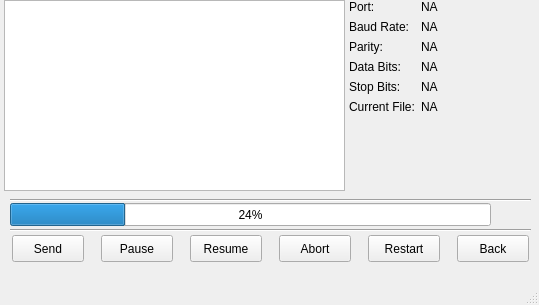
Old version of the form MainScreen.ui in the repository rizwanengg/CloudDNC.
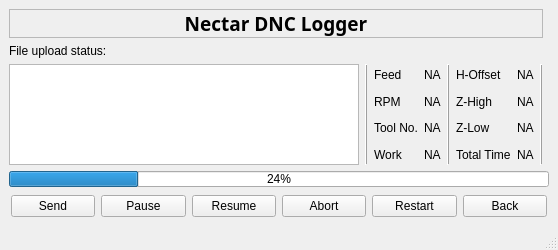
New version of the form. Icons and pictures are not drawn.

Commit message: GUI Modified by replacing MainScreen.ui to MainScreen.py

```diff
--- a/MainScreen.ui
+++ b/MainScreen.ui
@@ -9,16 +9,22 @@
    <rect>
     <x>0</x>
     <y>0</y>
-    <width>539</width>
-    <height>305</height>
+    <width>548</width>
+    <height>250</height>
    </rect>
   </property>
   <property name="sizePolicy">
-   <sizepolicy hsizetype="Minimum" vsizetype="Minimum">
+   <sizepolicy hsizetype="Preferred" vsizetype="Fixed">
     <horstretch>0</horstretch>
     <verstretch>0</verstretch>
    </sizepolicy>
   </property>
+  <property name="minimumSize">
+   <size>
+    <width>0</width>
+    <height>250</height>
+   </size>
+  </property>
   <property name="tabletTracking">
    <bool>false</bool>
   </property>
@@ -42,61 +48,9 @@
    <string notr="true"/>
   </property>
   <widget class="QWidget" name="centralwidget">
-   <widget class="Line" name="line">
-    <property name="geometry">
-     <rect>
-      <x>10</x>
-      <y>190</y>
-      <width>521</width>
-      <height>20</height>
-     </rect>
-    </property>
-    <property name="orientation">
-     <enum>Qt::Horizontal</enum>
-    </property>
-   </widget>
-   <widget class="QProgressBar" name="progress">
-    <property name="geometry">
-     <rect>
-      <x>10</x>
-      <y>203</y>
-      <width>481</width>
-      <height>23</height>
-     </rect>
-    </property>
-    <property name="value">
-     <number>24</number>
-    </property>
-   </widget>
-   <widget class="Line" name="line_2">
-    <property name="geometry">
-     <rect>
-      <x>10</x>
-      <y>220</y>
-      <width>521</width>
-      <height>20</height>
-     </rect>
-    </property>
-    <property name="orientation">
-     <enum>Qt::Horizontal</enum>
-    </property>
-   </widget>
-   <widget class="QWidget" name="horizontalLayoutWidget">
-    <property name="geometry">
-     <rect>
-      <x>10</x>
-      <y>233</y>
-      <width>521</width>
-      <height>31</height>
-     </rect>
-    </property>
-    <layout class="QHBoxLayout" name="horizontalLayout" stretch="5,5,5,5,5,5">
-     <property name="spacing">
-      <number>17</number>
-     </property>
-     <property name="sizeConstraint">
-      <enum>QLayout::SetDefaultConstraint</enum>
-     </property>
+   <layout class="QGridLayout" name="gridLayout">
+    <item row="5" column="0" colspan="2">
+     <layout class="QHBoxLayout" name="horizontalLayout">
      <property name="leftMargin">
       <number>2</number>
      </property>
@@ -112,7 +66,7 @@
      <item>
       <widget class="QPushButton" name="sendBtn">
        <property name="sizePolicy">
-        <sizepolicy hsizetype="Minimum" vsizetype="Minimum">
+         <sizepolicy hsizetype="Expanding" vsizetype="Expanding">
          <horstretch>0</horstretch>
          <verstretch>0</verstretch>
         </sizepolicy>
@@ -125,7 +79,7 @@
      <item>
       <widget class="QPushButton" name="pauseBtn">
        <property name="sizePolicy">
-        <sizepolicy hsizetype="Minimum" vsizetype="Minimum">
+         <sizepolicy hsizetype="Expanding" vsizetype="Expanding">
          <horstretch>0</horstretch>
          <verstretch>0</verstretch>
         </sizepolicy>
@@ -138,7 +92,7 @@
      <item>
       <widget class="QPushButton" name="resumeBtn">
        <property name="sizePolicy">
-        <sizepolicy hsizetype="Minimum" vsizetype="Minimum">
+         <sizepolicy hsizetype="Expanding" vsizetype="Expanding">
          <horstretch>0</horstretch>
          <verstretch>0</verstretch>
         </sizepolicy>
@@ -151,7 +105,7 @@
      <item>
       <widget class="QPushButton" name="abortBtn">
        <property name="sizePolicy">
-        <sizepolicy hsizetype="Minimum" vsizetype="Minimum">
+         <sizepolicy hsizetype="Expanding" vsizetype="Expanding">
          <horstretch>0</horstretch>
          <verstretch>0</verstretch>
         </sizepolicy>
@@ -164,7 +118,7 @@
      <item>
       <widget class="QPushButton" name="restartBtn">
        <property name="sizePolicy">
-        <sizepolicy hsizetype="Minimum" vsizetype="Minimum">
+         <sizepolicy hsizetype="Expanding" vsizetype="Expanding">
          <horstretch>0</horstretch>
          <verstretch>0</verstretch>
         </sizepolicy>
@@ -177,7 +131,7 @@
      <item>
       <widget class="QPushButton" name="backBtn">
        <property name="sizePolicy">
-        <sizepolicy hsizetype="Minimum" vsizetype="Minimum">
+         <sizepolicy hsizetype="Expanding" vsizetype="Expanding">
          <horstretch>0</horstretch>
          <verstretch>0</verstretch>
         </sizepolicy>
@@ -188,128 +142,315 @@
       </widget>
      </item>
     </layout>
-   </widget>
+    </item>
+    <item row="4" column="0" colspan="2">
+     <widget class="QProgressBar" name="progress">
+      <property name="sizePolicy">
+       <sizepolicy hsizetype="Preferred" vsizetype="Preferred">
+        <horstretch>0</horstretch>
+        <verstretch>0</verstretch>
+       </sizepolicy>
+      </property>
+      <property name="mouseTracking">
+       <bool>false</bool>
+      </property>
+      <property name="value">
+       <number>24</number>
+      </property>
+     </widget>
+    </item>
+    <item row="1" column="0">
+     <widget class="QLabel" name="label">
+      <property name="sizePolicy">
+       <sizepolicy hsizetype="Expanding" vsizetype="Fixed">
+        <horstretch>0</horstretch>
+        <verstretch>0</verstretch>
+       </sizepolicy>
+      </property>
+      <property name="text">
+       <string>File upload status:</string>
+      </property>
+     </widget>
+    </item>
+    <item row="2" column="0">
+     <layout class="QHBoxLayout" name="horizontalLayout_2">
+      <item>
    <widget class="QListWidget" name="fileDisplay">
-    <property name="geometry">
-     <rect>
-      <x>4</x>
-      <y>0</y>
-      <width>341</width>
-      <height>191</height>
-     </rect>
-    </property>
     <property name="sizePolicy">
-     <sizepolicy hsizetype="Minimum" vsizetype="Minimum">
+         <sizepolicy hsizetype="Expanding" vsizetype="Expanding">
       <horstretch>0</horstretch>
       <verstretch>0</verstretch>
      </sizepolicy>
     </property>
+        <property name="minimumSize">
+         <size>
+          <width>350</width>
+          <height>0</height>
+         </size>
+        </property>
     <property name="focusPolicy">
      <enum>Qt::StrongFocus</enum>
     </property>
+        <property name="alternatingRowColors">
+         <bool>true</bool>
+        </property>
     <property name="modelColumn">
      <number>0</number>
     </property>
    </widget>
-   <widget class="QWidget" name="formLayoutWidget">
-    <property name="geometry">
-     <rect>
-      <x>349</x>
-      <y>0</y>
-      <width>181</width>
-      <height>191</height>
-     </rect>
-    </property>
-    <layout class="QFormLayout" name="formLayout">
-     <property name="rowWrapPolicy">
-      <enum>QFormLayout::WrapLongRows</enum>
-     </property>
-     <item row="0" column="0">
-      <widget class="QLabel" name="labelPortNo">
+      </item>
+      <item>
+       <widget class="Line" name="line">
+        <property name="frameShadow">
+         <enum>QFrame::Raised</enum>
+        </property>
+        <property name="orientation">
+         <enum>Qt::Vertical</enum>
+        </property>
+       </widget>
+      </item>
+      <item>
+       <layout class="QGridLayout" name="gridLayout_2">
+        <item row="2" column="1">
+         <widget class="QLabel" name="lblTool">
+          <property name="sizePolicy">
+           <sizepolicy hsizetype="Expanding" vsizetype="Expanding">
+            <horstretch>0</horstretch>
+            <verstretch>0</verstretch>
+           </sizepolicy>
+          </property>
+          <property name="frameShape">
+           <enum>QFrame::NoFrame</enum>
+          </property>
        <property name="text">
-        <string>Port:</string>
+           <string>NA</string>
        </property>
       </widget>
      </item>
+        <item row="0" column="1">
+         <widget class="QLabel" name="lblFeed">
+          <property name="sizePolicy">
+           <sizepolicy hsizetype="Expanding" vsizetype="Expanding">
+            <horstretch>0</horstretch>
+            <verstretch>0</verstretch>
+           </sizepolicy>
+          </property>
+          <property name="frameShape">
+           <enum>QFrame::NoFrame</enum>
+          </property>
+          <property name="text">
+           <string>NA</string>
+          </property>
+         </widget>
+        </item>
+        <item row="3" column="0">
+         <widget class="QLabel" name="lblWork">
+          <property name="frameShape">
+           <enum>QFrame::NoFrame</enum>
+          </property>
+          <property name="text">
+           <string>Work</string>
+          </property>
+         </widget>
+        </item>
      <item row="1" column="0">
-      <widget class="QLabel" name="labelBuadRate">
+         <widget class="QLabel" name="label_6">
+          <property name="frameShape">
+           <enum>QFrame::NoFrame</enum>
+          </property>
        <property name="text">
-        <string>Baud Rate:</string>
+           <string>RPM</string>
        </property>
       </widget>
      </item>
+        <item row="1" column="1">
+         <widget class="QLabel" name="lblRPM">
+          <property name="sizePolicy">
+           <sizepolicy hsizetype="Expanding" vsizetype="Expanding">
+            <horstretch>0</horstretch>
+            <verstretch>0</verstretch>
+           </sizepolicy>
+          </property>
+          <property name="frameShape">
+           <enum>QFrame::NoFrame</enum>
+          </property>
+          <property name="text">
+           <string>NA</string>
+          </property>
+         </widget>
+        </item>
      <item row="2" column="0">
-      <widget class="QLabel" name="labelParity">
+         <widget class="QLabel" name="label_4">
+          <property name="frameShape">
+           <enum>QFrame::NoFrame</enum>
+          </property>
        <property name="text">
-        <string>Parity:</string>
+           <string>Tool No.</string>
        </property>
       </widget>
      </item>
-     <item row="3" column="0">
-      <widget class="QLabel" name="labelDataBits">
+        <item row="3" column="1">
+         <widget class="QLabel" name="label_9">
+          <property name="sizePolicy">
+           <sizepolicy hsizetype="Expanding" vsizetype="Expanding">
+            <horstretch>0</horstretch>
+            <verstretch>0</verstretch>
+           </sizepolicy>
+          </property>
+          <property name="frameShape">
+           <enum>QFrame::NoFrame</enum>
+          </property>
        <property name="text">
-        <string>Data Bits:</string>
+           <string>NA</string>
        </property>
       </widget>
      </item>
-     <item row="4" column="0">
-      <widget class="QLabel" name="labelStopBits">
+        <item row="0" column="0">
+         <widget class="QLabel" name="label_3">
+          <property name="frameShape">
+           <enum>QFrame::NoFrame</enum>
+          </property>
        <property name="text">
-        <string>Stop Bits:</string>
+           <string>Feed</string>
        </property>
       </widget>
      </item>
-     <item row="5" column="0">
-      <widget class="QLabel" name="labelCurFile">
+       </layout>
+      </item>
+      <item>
+       <widget class="Line" name="line_2">
+        <property name="frameShadow">
+         <enum>QFrame::Raised</enum>
+        </property>
+        <property name="orientation">
+         <enum>Qt::Vertical</enum>
+        </property>
+       </widget>
+      </item>
+      <item>
+       <layout class="QGridLayout" name="gridLayout_3">
+        <item row="0" column="0">
+         <widget class="QLabel" name="label_11">
        <property name="text">
-        <string>Current File:</string>
+           <string>H-Offset</string>
        </property>
       </widget>
      </item>
      <item row="0" column="1">
-      <widget class="QLabel" name="labelPortNo_2">
+         <widget class="QLabel" name="lblHOff">
+          <property name="sizePolicy">
+           <sizepolicy hsizetype="Expanding" vsizetype="Expanding">
+            <horstretch>0</horstretch>
+            <verstretch>0</verstretch>
+           </sizepolicy>
+          </property>
        <property name="text">
         <string>NA</string>
        </property>
       </widget>
      </item>
-     <item row="1" column="1">
-      <widget class="QLabel" name="labelBuadRate_2">
+        <item row="2" column="0">
+         <widget class="QLabel" name="label_14">
        <property name="text">
-        <string>NA</string>
+           <string>Z-Low</string>
        </property>
       </widget>
      </item>
      <item row="2" column="1">
-      <widget class="QLabel" name="labelParity_2">
+         <widget class="QLabel" name="lblZL">
+          <property name="sizePolicy">
+           <sizepolicy hsizetype="Expanding" vsizetype="Expanding">
+            <horstretch>0</horstretch>
+            <verstretch>0</verstretch>
+           </sizepolicy>
+          </property>
        <property name="text">
         <string>NA</string>
        </property>
       </widget>
      </item>
-     <item row="3" column="1">
-      <widget class="QLabel" name="labelDataBits_2">
+        <item row="1" column="1">
+         <widget class="QLabel" name="lblZH">
+          <property name="sizePolicy">
+           <sizepolicy hsizetype="Expanding" vsizetype="Expanding">
+            <horstretch>0</horstretch>
+            <verstretch>0</verstretch>
+           </sizepolicy>
+          </property>
        <property name="text">
         <string>NA</string>
        </property>
       </widget>
      </item>
-     <item row="4" column="1">
-      <widget class="QLabel" name="labelStopBits_2">
+        <item row="1" column="0">
+         <widget class="QLabel" name="label_10">
        <property name="text">
-        <string>NA</string>
+           <string>Z-High</string>
        </property>
       </widget>
      </item>
-     <item row="5" column="1">
-      <widget class="QLabel" name="labelCurFile_2">
+        <item row="3" column="1">
+         <widget class="QLabel" name="lblTotTime">
+          <property name="sizePolicy">
+           <sizepolicy hsizetype="Expanding" vsizetype="Expanding">
+            <horstretch>0</horstretch>
+            <verstretch>0</verstretch>
+           </sizepolicy>
+          </property>
        <property name="text">
         <string>NA</string>
        </property>
       </widget>
      </item>
-    </layout>
-   </widget>
+        <item row="3" column="0">
+         <widget class="QLabel" name="label_16">
+          <property name="text">
+           <string>Total Time</string>
+          </property>
+         </widget>
+        </item>
+       </layout>
+      </item>
+      <item>
+       <widget class="Line" name="line_3">
+        <property name="layoutDirection">
+         <enum>Qt::RightToLeft</enum>
+        </property>
+        <property name="frameShadow">
+         <enum>QFrame::Raised</enum>
+        </property>
+        <property name="orientation">
+         <enum>Qt::Vertical</enum>
+        </property>
+       </widget>
+      </item>
+     </layout>
+    </item>
+    <item row="0" column="0">
+     <widget class="QLabel" name="label_2">
+      <property name="font">
+       <font>
+        <family>Segoe UI Black</family>
+        <pointsize>14</pointsize>
+        <weight>75</weight>
+        <bold>true</bold>
+       </font>
+      </property>
+      <property name="frameShape">
+       <enum>QFrame::StyledPanel</enum>
+      </property>
+      <property name="midLineWidth">
+       <number>0</number>
+      </property>
+      <property name="text">
+       <string>Nectar DNC Logger</string>
+      </property>
+      <property name="alignment">
+       <set>Qt::AlignCenter</set>
+      </property>
+     </widget>
+    </item>
+   </layout>
   </widget>
   <widget class="QMenuBar" name="menubar">
    <property name="geometry">
```
Left out of the diff: 4 changed lines with no effect on the pictures. Lines whose indentation alone changed are shown as unchanged. The commit also changes 5 other files.
